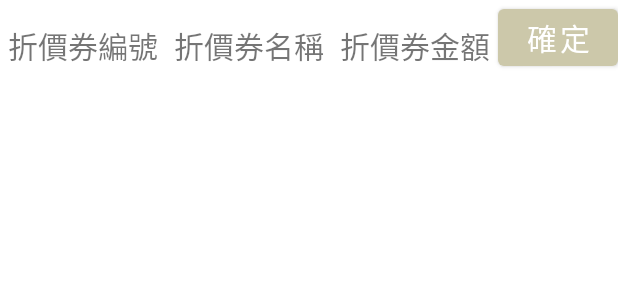
After one commit to eugene3939/Alpha2, an Android app: the layout couponitem.xml on its own in the app's theme, with its tools: preview values and no code run, on a phone screen of 412 x 824 dp. The commit adds this screen. Shown: the top 300 px of the screen. Run offline under Robolectric (Android 15) with nearby library versions, the phone set to English and light mode, and no system bars.

Commit message:
connect coupon with Adapter and button click system

```diff
--- a/app/src/main/java/com/example/alpha2/DBManager/Product/Product.kt
+++ b/app/src/main/java/com/example/alpha2/DBManager/Product/Product.kt
@@ -38,6 +38,7 @@ data class Product (
   /*P 同單價的不同商品任選 X1 個總價 Y1元、任選 X2 個總價 Y2元...任選 Xn 個總價 Yn 元*/
 
   val pluMagNo: String,            //商品條碼 (管理碼)
+  val pluDisc: String ?= "Y",      //是否可折扣 (Y/N)
   val pNumber: Int,                //商品數量
   val fixPrc: Int,                 //商品定價
   val salePrc: Int,                //商品售價
--- a/app/src/main/java/com/example/alpha2/DBManager/Product/ProductDao.kt
+++ b/app/src/main/java/com/example/alpha2/DBManager/Product/ProductDao.kt
@@ -17,6 +17,10 @@ interface ProductDao {
     //尋找符合單一貨號的Product
     @Query("SELECT * FROM Products WHERE pluMagNo = :magNo")
     fun getProductByMagNo(magNo: String): Product?
+
+    //尋找符合單一商品類別(pluType)的Product
+    @Query("SELECT * FROM Products WHERE pluType = :plu")
+    fun getProductByPluType(plu: String): MutableList<Product>?
 
     //尋找所有Ptype的所有內容中非空值的項目
     @Query("SELECT DISTINCT pType FROM Products WHERE :columnName IS NOT NULL")
--- a/app/src/main/java/com/example/alpha2/Login.kt
+++ b/app/src/main/java/com/example/alpha2/Login.kt
@@ -56,6 +56,8 @@ class Login : AppCompatActivity() {
         insertMerchandisesDB("18","輕鬆學會Android kotlin程式開發", "書籍","9789864343751", 500,500,500, 60,mamMethod = "B", pluType = "2",mmpBegDate = LocalDateTime.of(2024, 8, 22, 10, 0),mmpEndDate = LocalDateTime.of(2024, 11, 24, 18, 30))
         insertMerchandisesDB("19","SQL Server 2022/2019資料庫設計與開發實務", "書籍","9786263245198", 660, 650,650,25,mamMethod = "D")
         insertMerchandisesDB("20","Android初學者套組", "組合商品","4902778915202", 2000, 2000,2000,200,mamMethod = "E")
+        insertMerchandisesDB("Coupon100","30元折價券","折價券","SS123456",-30,-30,-30,100,"1","75")
+        insertMerchandisesDB("Coupon500","50元折價券","折價券","SS111111",-50,-50,-50,200,"1","75")
 
         insertDiscountProductDB("1","蘋果9折", 0.1 , 0)  //折扣商品清單
         insertDiscountProductDB("2","單品折30", 0.0, 30)
--- a/app/src/main/java/com/example/alpha2/myAdapter/FilterProductAdapter.kt
+++ b/app/src/main/java/com/example/alpha2/myAdapter/FilterProductAdapter.kt
@@ -28,7 +28,7 @@ class FilterProductAdapter(private val dataList: List<Product>,private val numbe
 
         if (view == null) {
             view = LayoutInflater.from(parent?.context).inflate(R.layout.selectitem, parent, false)
-            holder = ViewHolder(view, numberInf, position+1)
+            holder = ViewHolder(view)
             view.tag = holder
         } else {
             holder = view.tag as ViewHolder
@@ -40,7 +40,7 @@ class FilterProductAdapter(private val dataList: List<Product>,private val numbe
         return view!!
     }
 
-    class ViewHolder(itemView: View, numberInf: MutableMap<Product, Int>, productId: Int) {
+    class ViewHolder(itemView: View){
         //請見selectitem.xml
         private val productID: TextView = itemView.findViewById(R.id.txt_productIndex)
         private val productName: TextView = itemView.findViewById(R.id.txt_productName)
--- /dev/null
+++ b/app/src/main/res/layout/couponitem.xml
@@ -0,0 +1,39 @@
+<?xml version="1.0" encoding="utf-8"?>
+<LinearLayout
+    xmlns:android="http://schemas.android.com/apk/res/android"
+    android:layout_width="match_parent"
+    android:layout_height="match_parent"
+    android:orientation="horizontal">
+
+    <TextView
+        android:id="@+id/txtCouponID"
+        android:layout_width="wrap_content"
+        android:layout_height="wrap_content"
+        android:layout_margin="5dp"
+        android:text="@string/txtCouponID"
+        android:textSize="20sp"/>
+
+    <TextView
+        android:id="@+id/txtCouponName"
+        android:layout_width="wrap_content"
+        android:layout_height="wrap_content"
+        android:layout_margin="5dp"
+        android:text="@string/txtCouponName"
+        android:textSize="20sp"/>
+
+    <TextView
+        android:id="@+id/txtCouponPrice"
+        android:layout_width="wrap_content"
+        android:layout_height="wrap_content"
+        android:layout_margin="5dp"
+        android:text="@string/txtCouponPrice"
+        android:textSize="20sp"/>
+
+    <Button
+        android:id="@+id/btnCouponConfirm"
+        android:layout_width="wrap_content"
+        android:layout_height="wrap_content"
+        android:text="@string/txtConfirm"
+        android:textSize="20sp"/>
+
+</LinearLayout>
--- a/app/src/main/res/layout/fragment_home.xml
+++ b/app/src/main/res/layout/fragment_home.xml
@@ -43,7 +43,7 @@
                 android:layout_weight="0.75"
                 android:autofillHints="empty"
                 android:hint="@string/txtSearchBarHint"
-                android:inputType="number"
+                android:inputType="text"
                 android:textSize="25sp"
                 android:textColor="@color/blue_500"
                 android:textColorHint="@color/blue_500"/>
@@ -115,6 +115,7 @@
             android:textSize="30sp"
             android:textStyle="bold"/>
 
+        <!--會員選項-->
         <Button
             android:id="@+id/btnUserFavor"
             android:layout_width="wrap_content"
--- a/app/src/main/res/values/strings.xml
+++ b/app/src/main/res/values/strings.xml
@@ -36,4 +36,7 @@
     <string name="txtUserBtn4">按鈕</string>
     <string name="txtUserBtn5">按鈕</string>
     <string name="txtMemberHint">請輸入會員</string>
+    <string name="txtCouponName">折價券名稱</string>
+    <string name="txtCouponID">折價券編號</string>
+    <string name="txtCouponPrice">折價券金額</string>
 </resources>
```
Also changed, not shown: app/src/main/java/com/example/alpha2/DBManager/Product/ProductManager.kt (+7 -0 lines), app/src/main/java/com/example/alpha2/myAdapter/CouponAdapter.kt (added, +72 -0 lines), app/src/main/java/com/example/alpha2/ui/home/HomeFragment.kt (+42 -0 lines), app/src/main/res/layout/couponlist.xml (added, +12 -0 lines).
